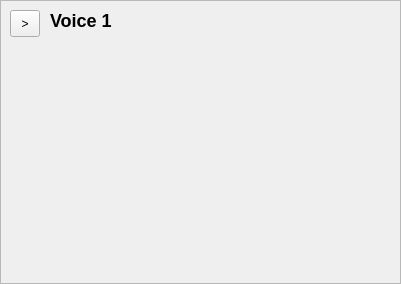
Old version of the form src/NewUI/collapsableframe.ui in the repository saidinesh5/ZynAddSubFX.
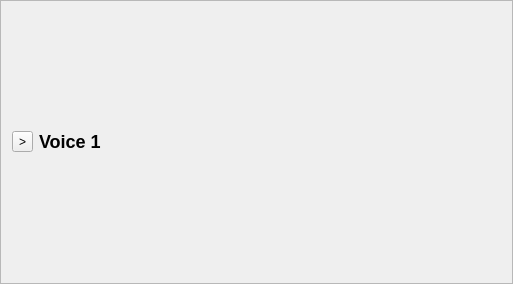
New version of the form.

Commit message: Added voicewidget and made collapsableframe collapsable

```diff
--- a/src/NewUI/collapsableframe.ui
+++ b/src/NewUI/collapsableframe.ui
@@ -6,7 +6,7 @@
    <rect>
     <x>0</x>
     <y>0</y>
-    <width>401</width>
+    <width>513</width>
     <height>284</height>
    </rect>
   </property>
@@ -19,32 +19,26 @@
   <property name="frameShadow">
    <enum>QFrame::Raised</enum>
   </property>
+  <layout class="QVBoxLayout" name="verticalLayout">
+   <item>
+    <layout class="QHBoxLayout" name="horizontalLayout">
+     <item>
   <widget class="QToolButton" name="collapseButton">
-   <property name="geometry">
-    <rect>
-     <x>10</x>
-     <y>10</y>
-     <width>30</width>
-     <height>27</height>
-    </rect>
-   </property>
    <property name="text">
     <string>&gt;</string>
    </property>
   </widget>
+     </item>
+     <item>
   <widget class="QLabel" name="label">
-   <property name="geometry">
-    <rect>
-     <x>50</x>
-     <y>10</y>
-     <width>131</width>
-     <height>21</height>
-    </rect>
-   </property>
    <property name="text">
     <string>&lt;h2&gt;Voice 1&lt;/h2&gt;</string>
    </property>
   </widget>
+     </item>
+    </layout>
+   </item>
+  </layout>
  </widget>
  <resources/>
  <connections/>
```
Lines whose indentation alone changed are shown as unchanged. The commit also changes 9 other files.
